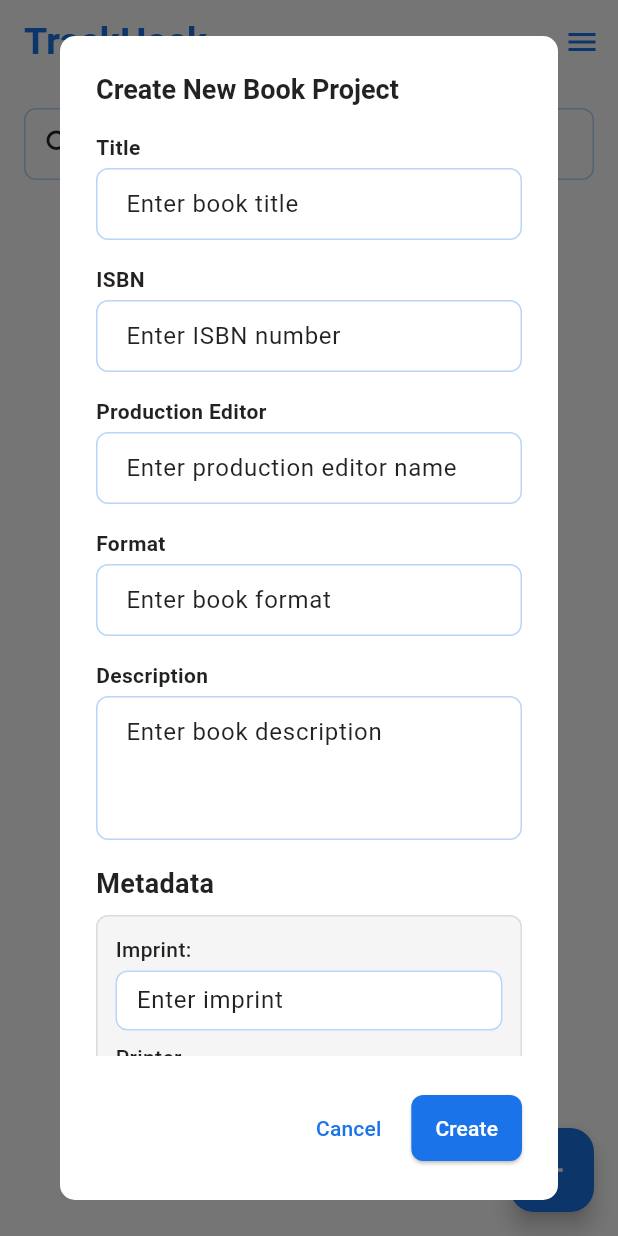
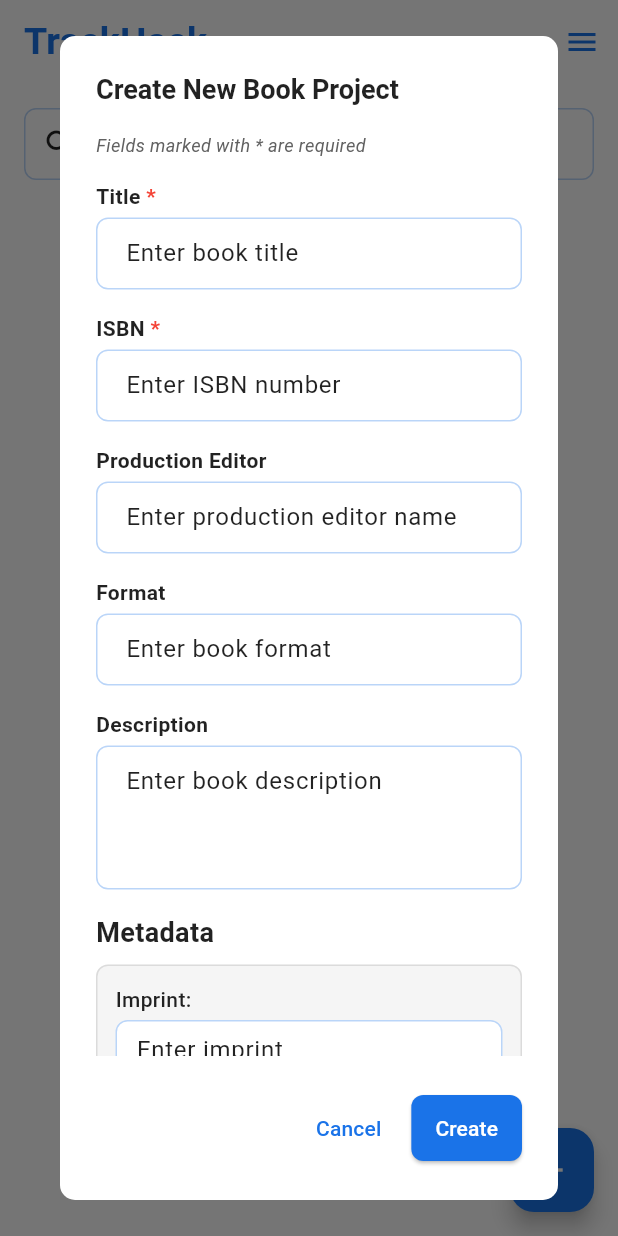
Before and after one commit to bgrigsby8/trackhack, a Flutter app: the screen it shows once a user with an empty profile is signed in, after a tap on "Add Project", on a phone screen of 412 x 824 dp. Run offline on Flutter 3.47's test engine with Material 3 defaults, Android fonts, the phone set to English and light mode, and no system bars; our stand-ins replace cloud_firestore, file_picker, firebase_auth, firebase_core, firebase_storage; missing offline and left inert: universal_html; accounts and stored records are empty.

Commit message:
Updated required fields

```diff
--- a/lib/screens/dashboard/dashboard_screen.dart
+++ b/lib/screens/dashboard/dashboard_screen.dart
@@ -899,6 +899,11 @@ class _DashboardScreenState extends State<DashboardScreen> {
     final projectProvider =
         Provider.of<ProjectProvider>(context, listen: false);
 
+    // Scroll controller to scroll to top when an error occurs
+    final ScrollController scrollController = ScrollController();
+    // Error message state for in-dialog errors
+    String? errorMessage;
+
     final titleController = TextEditingController();
     final isbnController = TextEditingController();
     final descriptionController = TextEditingController();
@@ -1089,13 +1094,67 @@ class _DashboardScreenState extends State<DashboardScreen> {
           content: SizedBox(
             width: MediaQuery.of(context).size.width * 0.7,
             child: SingleChildScrollView(
+              controller: scrollController,
               child: Column(
                 mainAxisSize: MainAxisSize.min,
                 crossAxisAlignment: CrossAxisAlignment.start,
                 children: [
-                  const Text(
-                    'Title',
-                    style: TextStyle(fontWeight: FontWeight.bold),
+                  // Required fields note
+                  Padding(
+                    padding: const EdgeInsets.only(bottom: 16),
+                    child: Text(
+                      'Fields marked with * are required',
+                      style: TextStyle(
+                        fontStyle: FontStyle.italic,
+                        color: Colors.grey.shade700,
+                        fontSize: 12,
+                      ),
+                    ),
+                  ),
+                  // Error message display (will only be visible when there's an error)
+                  if (errorMessage != null)
+                    Container(
+                      padding: const EdgeInsets.all(8),
+                      margin: const EdgeInsets.only(bottom: 16),
+                      decoration: BoxDecoration(
+                        color: Colors.red.shade50,
+                        borderRadius: BorderRadius.circular(4),
+                        border: Border.all(color: Colors.red.shade200),
+                      ),
+                      child: Row(
+                        children: [
+                          Icon(Icons.error_outline, color: Colors.red.shade700),
+                          const SizedBox(width: 8),
+                          Expanded(
+                            child: Text(
+                              errorMessage!,
+                              style: TextStyle(color: Colors.red.shade700),
+                            ),
+                          ),
+                          IconButton(
+                            icon: const Icon(Icons.close, size: 16),
+                            onPressed: () => setState(() => errorMessage = null),
+                            color: Colors.red.shade700,
+                            padding: EdgeInsets.zero,
+                            constraints: const BoxConstraints(),
+                          ),
+                        ],
+                      ),
+                    ),
+                  Row(
+                    children: const [
+                      Text(
+                        'Title',
+                        style: TextStyle(fontWeight: FontWeight.bold),
+                      ),
+                      Text(
+                        ' *',
+                        style: TextStyle(
+                          color: Colors.red,
+                          fontWeight: FontWeight.bold,
+                        ),
+                      ),
+                    ],
                   ),
                   const SizedBox(height: 4),
                   TextField(
@@ -1106,9 +1165,20 @@ class _DashboardScreenState extends State<DashboardScreen> {
                     ),
                   ),
                   const SizedBox(height: 16),
-                  const Text(
-                    'ISBN',
-                    style: TextStyle(fontWeight: FontWeight.bold),
+                  Row(
+                    children: const [
+                      Text(
+                        'ISBN',
+                        style: TextStyle(fontWeight: FontWeight.bold),
+                      ),
+                      Text(
+                        ' *',
+                        style: TextStyle(
+                          color: Colors.red,
+                          fontWeight: FontWeight.bold,
+                        ),
+                      ),
+                    ],
                   ),
                   const SizedBox(height: 4),
                   TextField(
@@ -1465,16 +1535,17 @@ class _DashboardScreenState extends State<DashboardScreen> {
             ),
             ElevatedButton(
               onPressed: () async {
-                // Basic validation
+                // Basic validation for required fields only
                 if (titleController.text.isEmpty ||
-                    descriptionController.text.isEmpty ||
-                    isbnController.text.isEmpty ||
-                    productionEditorController.text.isEmpty ||
-                    formatController.text.isEmpty) {
-                  ScaffoldMessenger.of(context).showSnackBar(
-                    const SnackBar(
-                      content: Text('Please fill in all required fields'),
-                    ),
+                    isbnController.text.isEmpty) {
+                  setState(() {
+                    errorMessage = 'Please fill in all required fields (Title and ISBN)';
+                  });
+                  // Scroll to the top of the dialog to show the error message
+                  scrollController.animateTo(
+                    0,
+                    duration: const Duration(milliseconds: 300),
+                    curve: Curves.easeOut,
                   );
                   return;
                 }
@@ -1483,11 +1554,14 @@ class _DashboardScreenState extends State<DashboardScreen> {
                 final validationErrors = validateAllPhaseSequences();
 
                 if (validationErrors.isNotEmpty) {
-                  ScaffoldMessenger.of(context).showSnackBar(
-                    SnackBar(
-                      content: Text(validationErrors.first),
-                      duration: const Duration(seconds: 3),
-                    ),
+                  setState(() {
+                    errorMessage = validationErrors.first;
+                  });
+                  // Scroll to the top of the dialog to show the error message
+                  scrollController.animateTo(
+                    0,
+                    duration: const Duration(milliseconds: 300),
+                    curve: Curves.easeOut,
                   );
                   return;
                 }
@@ -1551,6 +1625,8 @@ class _DashboardScreenState extends State<DashboardScreen> {
                   pageCountSent: pageCountSent,
                 );
 
+                // Dispose of the scroll controller
+                scrollController.dispose();
                 Navigator.pop(context);
 
                 // Show a loading indicator in the dialog
```
Also changed, not shown: lib/screens/project/project_screen.dart (+61 -12 lines).
